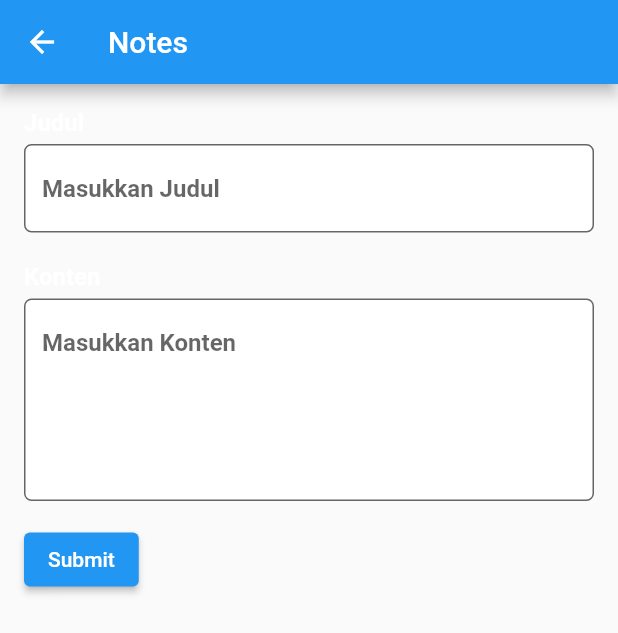
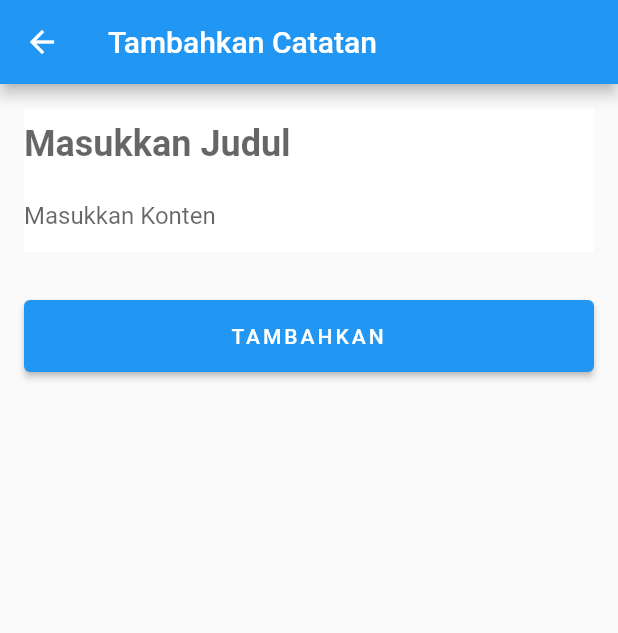
Before and after one commit to agreytosira/notes_flutter, a Flutter app: the NotesInsertPage screen opened directly, on a phone screen of 412 x 824 dp. Shown: the top 633 px of the screen. Run offline on Flutter 3.47's test engine with Material 2 defaults, Android fonts, the light colour scheme and no system bars; network calls fail.

Commit message:
update add notes page layout

```diff
--- a/lib/screens/notes_insert_page.dart
+++ b/lib/screens/notes_insert_page.dart
@@ -33,27 +33,17 @@ class _NotesInsertPageState extends State<NotesInsertPage> {
         child: Column(
           crossAxisAlignment: CrossAxisAlignment.start,
           children: [
-            const Text(
-              'Judul',
-              style: TextStyle(
-                color: Colors.white,
-                fontSize: 16,
-                fontWeight: FontWeight.bold,
-              ),
-            ),
-            const SizedBox(height: 5),
             TextFormField(
               controller: title,
               decoration: InputDecoration(
                   hintText: "Masukkan Judul",
-                  border: OutlineInputBorder(
-                    borderRadius: BorderRadius.circular(5.0),
-                  ),
+                  border: InputBorder.none,
+                  contentPadding: EdgeInsets.zero,
                   fillColor: Colors.white,
                   filled: true),
               style: const TextStyle(
                 fontWeight: FontWeight.bold,
-                fontSize: 16,
+                fontSize: 24,
               ),
               validator: (value) {
                 if (value!.isEmpty) {
@@ -62,30 +52,17 @@ class _NotesInsertPageState extends State<NotesInsertPage> {
                 return null;
               },
             ),
-            const SizedBox(height: 20),
-            const Text(
-              'Konten',
-              style: TextStyle(
-                color: Colors.white,
-                fontSize: 16,
-                fontWeight: FontWeight.bold,
-              ),
-            ),
-            const SizedBox(height: 5),
             TextFormField(
               controller: content,
               keyboardType: TextInputType.multiline,
-              minLines: 5,
-              maxLines: null,
               decoration: InputDecoration(
                   hintText: 'Masukkan Konten',
-                  border: OutlineInputBorder(
-                    borderRadius: BorderRadius.circular(5.0),
-                  ),
+                  border: InputBorder.none,
+                  contentPadding: EdgeInsets.zero,
                   fillColor: Colors.white,
                   filled: true),
               style: const TextStyle(
-                fontWeight: FontWeight.bold,
+                fontWeight: FontWeight.w400,
                 fontSize: 16,
               ),
               validator: (value) {
@@ -95,11 +72,20 @@ class _NotesInsertPageState extends State<NotesInsertPage> {
                 return null;
               },
             ),
-            const SizedBox(height: 15),
-            ElevatedButton(
+            SizedBox(
+              height: 32,
+            ),
+            Row(
+              children: [
+                Expanded(
+                    child: ElevatedButton(
+                  child: Container(
+                    padding: const EdgeInsets.symmetric(vertical: 16),
                     child: const Text(
-                "Submit",
-                style: TextStyle(color: Colors.white),
+                      "TAMBAHKAN",
+                      textAlign: TextAlign.center,
+                      style: TextStyle(color: Colors.white, letterSpacing: 2),
+                    ),
                   ),
                   onPressed: () {
                     //validate
@@ -110,6 +96,8 @@ class _NotesInsertPageState extends State<NotesInsertPage> {
                       print('tessss');
                     }
                   },
+                ))
+              ],
             )
           ],
         ),
@@ -121,7 +109,7 @@ class _NotesInsertPageState extends State<NotesInsertPage> {
   Widget build(BuildContext context) {
     return Scaffold(
       appBar: AppBar(
-        title: const Text('Notes'),
+        title: const Text('Tambahkan Catatan'),
       ),
       body: loadBody(),
     );
--- a/pubspec.yaml
+++ b/pubspec.yaml
@@ -36,6 +36,7 @@ dependencies:
     cupertino_icons: ^1.0.2
     flutter_staggered_grid_view: ^0.6.2
     http: ^1.1.0
+    intl: ^0.18.1
 
 dev_dependencies:
     flutter_test:
```
Also changed, not shown: lib/screens/notes_edit_page.dart (+23 -39 lines), pubspec.lock. Lines whose indentation alone changed are shown as unchanged.
